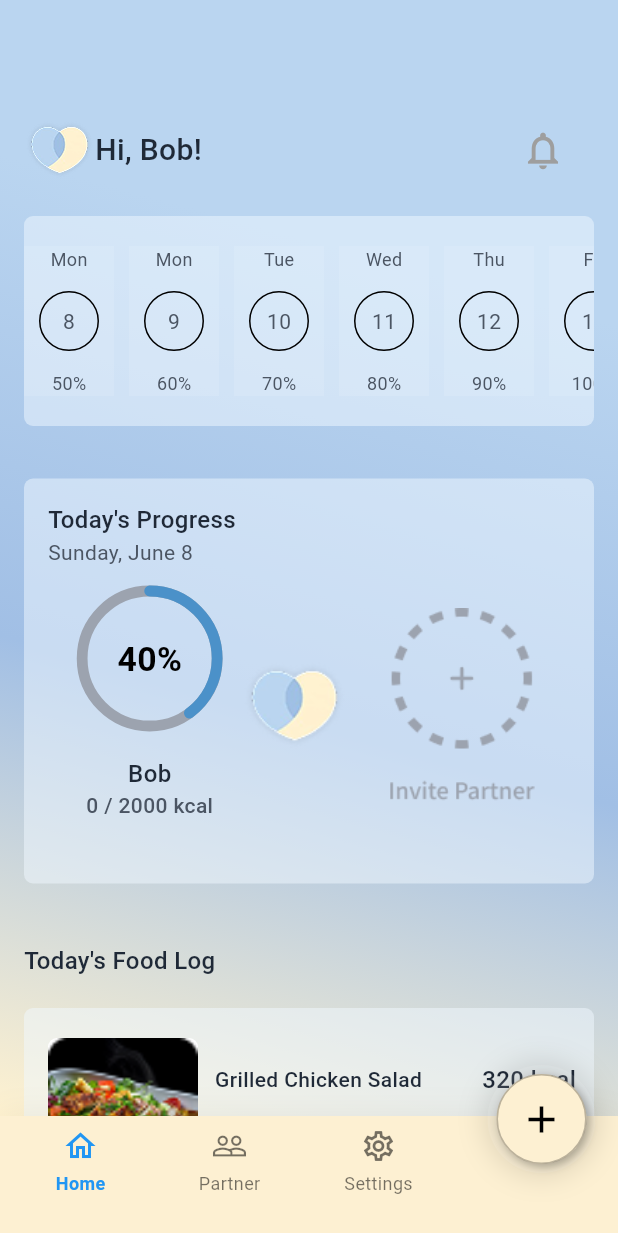
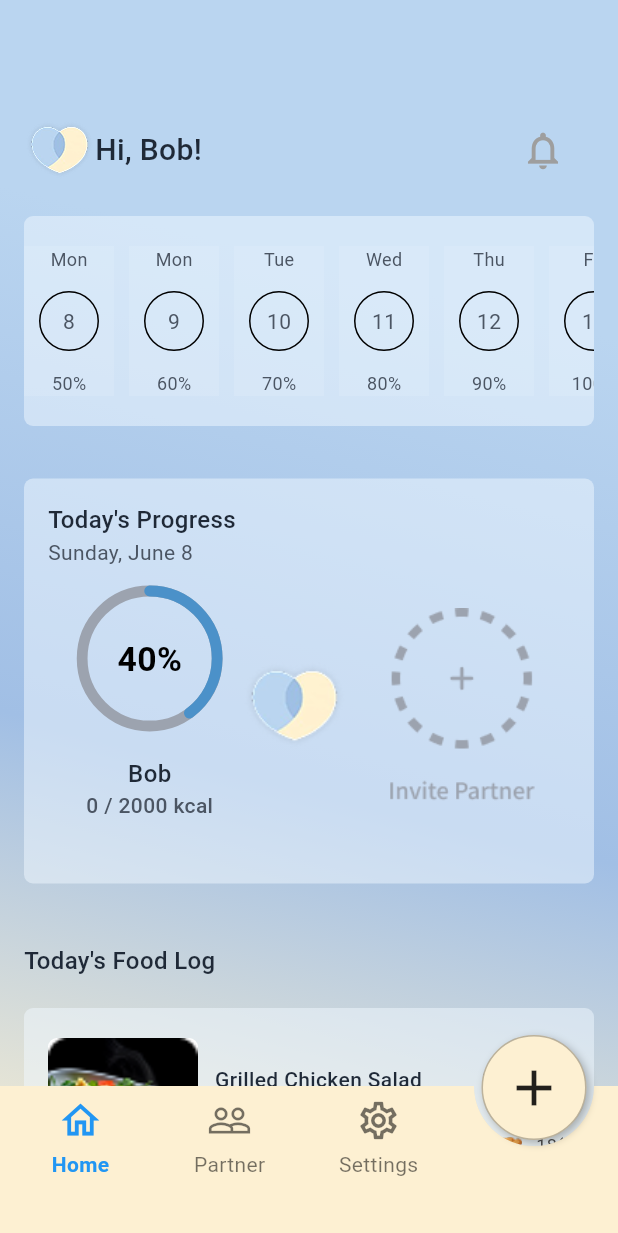
Before and after one commit to MKhalidHossain/calorie-calulculator-With-partner-app, a Flutter app: the MyCustomBottomNav screen opened directly, on a phone screen of 412 x 824 dp. Shown: the top 1233 px of the screen. Run offline on Flutter 3.47's test engine with Material 3 defaults, Android fonts, the phone set to English and light mode, and no system bars; our stand-ins replace camera, get, permission_handler, qr_flutter; missing offline and left inert: proste_bezier_curve; Roboto replaces fonts that are missing (notoSans).

Commit message:
done some issue from bottom nev bar

```diff
--- a/lib/core/themes/app_theme.dart
+++ b/lib/core/themes/app_theme.dart
@@ -5,7 +5,7 @@ class AppTheme {
     begin: Alignment.topCenter,
     end: Alignment.bottomLeft,
     colors: [Color(0xFFBAD5F0), Color(0xFFA1BFE5), Color(0xFFFFF2D0)],
-    stops: [0.2, 0.6, 1.0],
+    stops: [0.2, 0.6, .999],
   );
   static ThemeData get themeData {
     return ThemeData(
--- a/lib/features/home/presentation/weiget/bottom_nevbar.dart
+++ b/lib/features/home/presentation/weiget/bottom_nevbar.dart
@@ -53,12 +53,12 @@ class _MyCustomBottomNavState extends State<MyCustomBottomNav>
     return Column(
       mainAxisSize: MainAxisSize.min,
       children: [
-        Icon(icon, color: selected ? Colors.blue : Colors.black54),
+        Icon(icon, color: selected ? Colors.blue : Colors.black54, size: 30),
         const SizedBox(height: 4),
         Text(
           label,
           style: TextStyle(
-            fontSize: 12,
+            fontSize: 14,
             color: selected ? Colors.blue : Colors.black54,
             fontWeight: selected ? FontWeight.bold : FontWeight.normal,
           ),
@@ -147,6 +147,8 @@ class _MyCustomBottomNavState extends State<MyCustomBottomNav>
   @override
   Widget build(BuildContext context) {
     return Scaffold(
+      backgroundColor: Colors.transparent,
+      extendBody: true,
       body: Stack(
         children: [
           TabBarView(
@@ -172,8 +174,10 @@ class _MyCustomBottomNavState extends State<MyCustomBottomNav>
       bottomNavigationBar: Stack(
         clipBehavior: Clip.none,
         children: [
-          Container(
-            height: 80,
+          ClipPath(
+            clipper: TopCircularCutClipper(),
+            child: Container(
+              height: 100,
               padding: const EdgeInsets.only(left: 12, right: 60),
               decoration: BoxDecoration(
                 color: const Color(0xFFFDF0D2),
@@ -203,7 +207,9 @@ class _MyCustomBottomNavState extends State<MyCustomBottomNav>
                           ),
                         ),
                       ),
-                    const SizedBox(width: 16), //  Large gap between 1st and 2nd
+                      const SizedBox(
+                        width: 16,
+                      ), //  Large gap between 1st and 2nd
                       Expanded(
                         child: GestureDetector(
                           onTap: () => _onTabTapped(1),
@@ -215,7 +221,9 @@ class _MyCustomBottomNavState extends State<MyCustomBottomNav>
                           ),
                         ),
                       ),
-                    const SizedBox(width: 16), //  Large gap between 2nd and 3rd
+                      const SizedBox(
+                        width: 16,
+                      ), //  Large gap between 2nd and 3rd
                       Expanded(
                         child: GestureDetector(
                           onTap: () => _onTabTapped(2),
@@ -243,32 +251,33 @@ class _MyCustomBottomNavState extends State<MyCustomBottomNav>
               //   }),
               // ),
             ),
+          ),
 
           // Blur circle background under the + button
-          Positioned(
-            right: 15,
-            top: -34,
-            child: Container(
-              width: 72,
-              height: 72,
-              decoration: BoxDecoration(
-                shape: BoxShape.circle,
-                color: Colors.white.withOpacity(0.1),
-                boxShadow: const [
-                  BoxShadow(
-                    color: Colors.black12,
-                    blurRadius: 16,
-                    spreadRadius: 2,
-                  ),
-                ],
-              ),
-            ),
-          ),
+          // Positioned(
+          //   right: 15,
+          //   top: -33,
+          //   child: Container(
+          //     width: 70,
+          //     height: 70,
+          //     decoration: BoxDecoration(
+          //       shape: BoxShape.circle,
+          //       color: Color(0xFFA1BFE5).withOpacity(0.6),
+          //       boxShadow: const [
+          //         BoxShadow(
+          //           color: Colors.black12,
+          //           blurRadius: 16,
+          //           spreadRadius: 1,
+          //         ),
+          //       ],
+          //     ),
+          //   ),
+          // ),
 
           // Floating + button
           Positioned(
             right: 21,
-            top: -28,
+            top: -34,
             child: GestureDetector(
               onTap: () {
                 setState(() {
@@ -276,8 +285,8 @@ class _MyCustomBottomNavState extends State<MyCustomBottomNav>
                 });
               },
               child: Container(
-                width: 60,
-                height: 60,
+                width: 70,
+                height: 70,
                 decoration: BoxDecoration(
                   shape: BoxShape.circle,
                   color: const Color(0xFFFDF0D2),
@@ -291,7 +300,7 @@ class _MyCustomBottomNavState extends State<MyCustomBottomNav>
                   ],
                 ),
                 child: const Center(
-                  child: Icon(Icons.add, size: 30, color: Colors.black),
+                  child: Icon(Icons.add, size: 40, color: Colors.black87),
                 ),
               ),
             ),
@@ -301,3 +310,60 @@ class _MyCustomBottomNavState extends State<MyCustomBottomNav>
     );
   }
 }
+
+// class RightCircleClipper extends CustomClipper<Path> {
+//   @override
+//   Path getClip(Size size) {
+//     final path = Path();
+//     const double radius = 40; // adjust based on how deep the cut is
+
+//     // Start from bottom-left
+//     path.moveTo(0, 0);
+//     path.lineTo(size.width - radius, 0);
+
+//     // Curve cut at top-right
+//     path.arcToPoint(
+//       Offset(size.width, radius),
+//       radius: const Radius.circular(radius),
+//       clockwise: false,
+//     );
+
+//     path.lineTo(size.width, size.height);
+//     path.lineTo(0, size.height);
+//     path.close();
+
+//     return path;
+//   }
+
+//   @override
+//   bool shouldReclip(covariant CustomClipper<Path> oldClipper) => false;
+// }
+
+class TopCircularCutClipper extends CustomClipper<Path> {
+  @override
+  Path getClip(Size size) {
+    final path = Path();
+    const double radius = 40.0; // Radius of the cut-out
+    final centerX = size.width - 56; // Center the curve horizontally
+
+    path.moveTo(0, 0);
+    path.lineTo(centerX - radius, 0);
+
+    // // Draw the concave semicircle
+    path.arcToPoint(
+      Offset(centerX + radius, 0),
+      radius: Radius.circular(radius),
+      clockwise: false,
+    );
+
+    path.lineTo(size.width, 0);
+    path.lineTo(size.width, size.height);
+    path.lineTo(0, size.height);
+    path.close();
+
+    return path;
+  }
+
+  @override
+  bool shouldReclip(covariant CustomClipper<Path> oldClipper) => false;
+}
--- a/lib/features/meal/presentation/screens/photo_analyze_screen.dart
+++ b/lib/features/meal/presentation/screens/photo_analyze_screen.dart
@@ -53,8 +53,12 @@ class _AnalyzeScreenState extends State<AnalyzeScreen> {
               CircularProgressIndicator(color: Colors.white),
               SizedBox(height: 16),
               Text(
-                'Analyzing...',
+                'Analyzing your food...',
                 style: TextStyle(color: Colors.white, fontSize: 16),
+              ),
+              Text(
+                'This will just take a few moment',
+                style: TextStyle(color: Colors.white, fontSize: 14),
               ),
             ],
           ),
--- a/lib/features/others/presentation/screens/my_qr.dart
+++ b/lib/features/others/presentation/screens/my_qr.dart
@@ -6,6 +6,7 @@ import 'package:shevaandrii/core/themes/app_theme.dart';
 import 'package:shevaandrii/features/others/presentation/screens/premium_plan.dart';
 
 import '../../../home/presentation/screens/home.dart';
+import '../../../home/presentation/weiget/bottom_nevbar.dart';
 
 class MyQr extends StatefulWidget {
   const MyQr({super.key});
@@ -206,7 +207,7 @@ class MyQrTab extends StatelessWidget {
         const SizedBox(height: 16),
         TextButton(
           onPressed: () {
-            Get.to(HomeScreen());
+            Get.to(MyCustomBottomNav());
           },
           child: const Text("Skip", style: TextStyle(color: Colors.black54)),
         ),
--- a/lib/main.dart
+++ b/lib/main.dart
@@ -2,9 +2,7 @@
 import 'package:flutter/services.dart';
 import 'package:get/get.dart';
 import 'package:shevaandrii/core/themes/app_theme.dart';
-import 'features/home/presentation/screens/partner_screen.dart';
-import 'features/home/presentation/weiget/bottom_nevbar.dart';
-import 'features/meal/presentation/screens/take_photo_screen.dart';
+import 'package:shevaandrii/features/home/presentation/testing_curved.dart';
 import 'features/others/presentation/screens/my_qr.dart';
 
 void main() {
@@ -29,7 +27,7 @@
     return GetMaterialApp(
       theme: AppTheme.themeData,
       title: 'Flutter Demo',
-      home: MyCustomBottomNav(),
+      home: MyQr(),
     );
   }
 }
--- a/pubspec.yaml
+++ b/pubspec.yaml
@@ -28,6 +28,7 @@ dependencies:
   path_provider: ^2.1.2
   path: ^1.9.0
   permission_handler: ^11.3.1
+  proste_bezier_curve: ^2.0.2
 
 
 
```
Also changed, not shown: lib/core/widgets/wide_custom_button.dart (+9 -2 lines), lib/features/home/presentation/testing_curved.dart (added, +53 -0 lines), pubspec.lock. Lines whose indentation alone changed are shown as unchanged.
